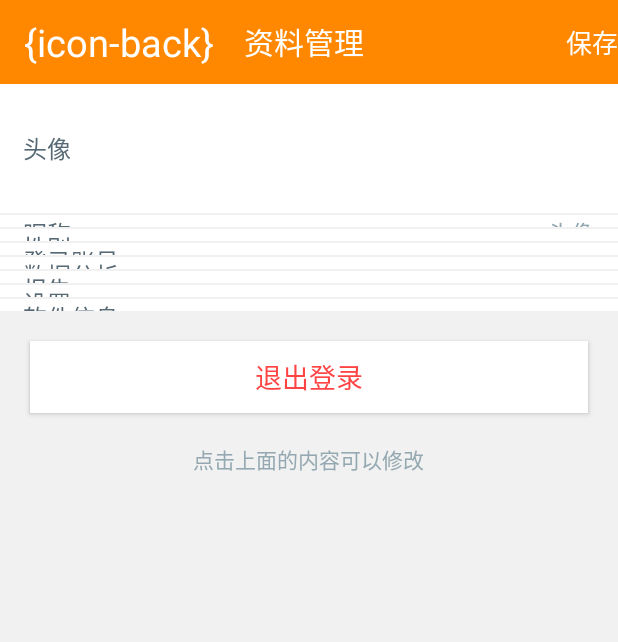
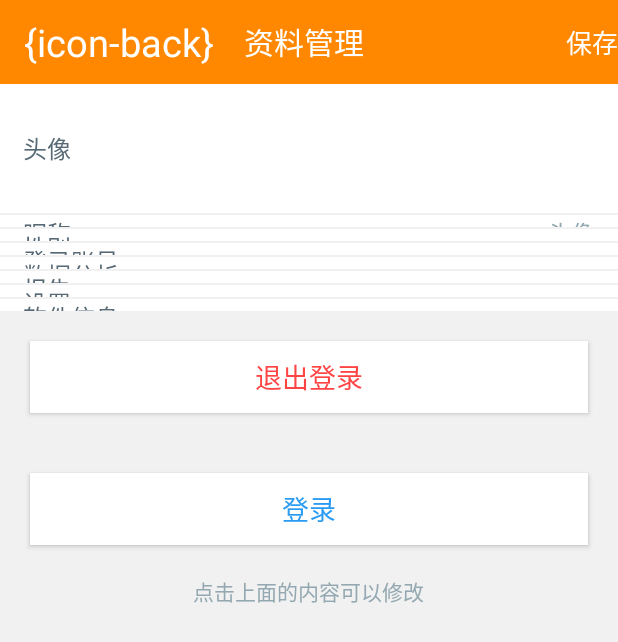
Before and after one commit to Zhenyu-Lii/QianGuanJia, an Android app: the layout delegate_login_user.xml on its own in the app's theme, with its tools: preview values and no code run, on a phone screen of 412 x 824 dp. Shown: the top 642 px of the screen. Run offline under Robolectric (Android 15) with nearby library versions, the phone set to English and light mode, and no system bars; plain views replace IconTextView.

Commit message:
登录按钮

```diff
--- a/latte_ec/src/main/java/com/petterp/latte_ec/main/login/UserDelegate.java
+++ b/latte_ec/src/main/java/com/petterp/latte_ec/main/login/UserDelegate.java
@@ -111,6 +111,11 @@ public class UserDelegate extends BaseFragment<LoginUserPresenter> implements IU
         fragmentStart(R.id.action_userDelegate_to_dataAnalysisDelegate);
     }
 
+    @OnClick(R2.id.btn_login_after)
+    void gotoLogin(){
+        fragmentStart(R.id.action_userDelegate_to_loginDelegate);
+    }
+
     @Override
     public Object setLayout() {
         return R.layout.delegate_login_user;
--- a/latte_ec/src/main/res/layout/delegate_login_user.xml
+++ b/latte_ec/src/main/res/layout/delegate_login_user.xml
@@ -328,6 +328,17 @@
         android:textColor="@android:color/holo_red_light"
         android:textSize="18sp" />
 
+    <androidx.appcompat.widget.AppCompatButton
+        android:id="@+id/btn_login_after"
+        android:layout_width="match_parent"
+        android:layout_height="wrap_content"
+        android:layout_margin="20sp"
+        android:background="@android:color/white"
+        android:gravity="center"
+        android:text="登录"
+        android:textColor="@color/app_title_color"
+        android:textSize="18sp"/>
+
     <androidx.appcompat.widget.AppCompatTextView
         android:layout_width="wrap_content"
         android:layout_height="wrap_content"
```
Also changed, not shown: latte_ec/src/main/res/navigation/nav_graph.xml (+7 -0 lines).
